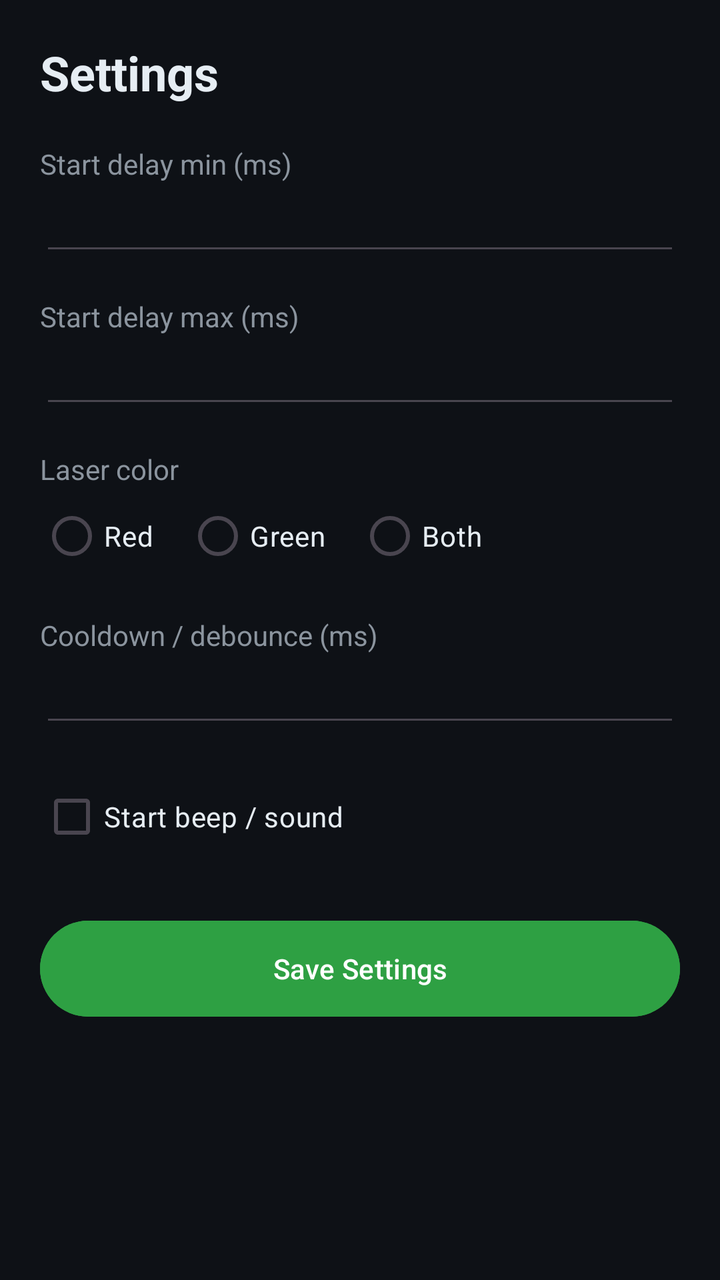
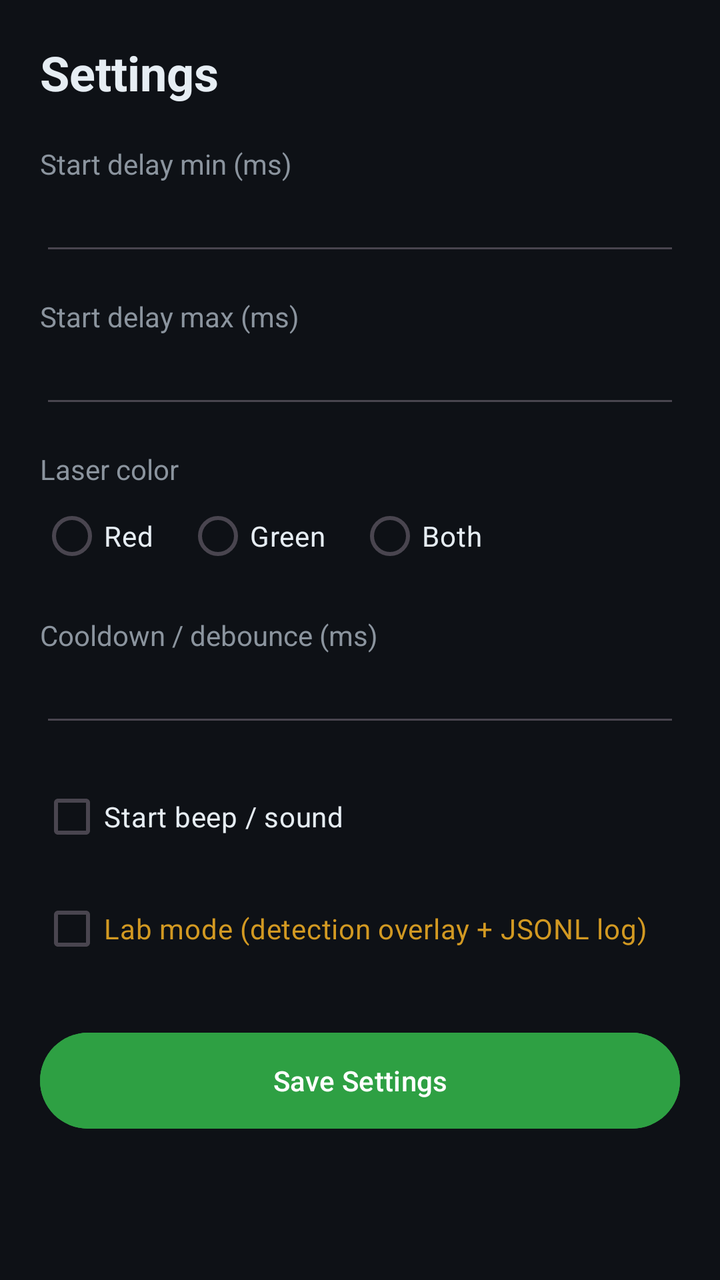

An Android layout rendered at two revisions. The XML below is the earlier revision; the diff shows what the commit changed to produce the second picture.
<!-- AndroidManifest.xml: application theme Theme.ShotTimer -->
<!-- res/layout/activity_settings.xml -->
<?xml version="1.0" encoding="utf-8"?>
<ScrollView xmlns:android="http://schemas.android.com/apk/res/android"
    android:layout_width="match_parent"
    android:layout_height="match_parent"
    android:background="@color/bg">

    <LinearLayout
        android:layout_width="match_parent"
        android:layout_height="wrap_content"
        android:orientation="vertical"
        android:padding="20dp">

        <TextView
            android:layout_width="wrap_content"
            android:layout_height="wrap_content"
            android:text="@string/settings"
            android:textColor="@color/on_surface"
            android:textSize="24sp"
            android:textStyle="bold"
            android:layout_marginBottom="20dp" />

        <TextView
            android:layout_width="wrap_content"
            android:layout_height="wrap_content"
            android:text="Start delay min (ms)"
            android:textColor="@color/muted" />
        <EditText
            android:id="@+id/editDelayMin"
            android:layout_width="match_parent"
            android:layout_height="wrap_content"
            android:inputType="number"
            android:textColor="@color/on_surface"
            android:layout_marginBottom="16dp" />

        <TextView
            android:layout_width="wrap_content"
            android:layout_height="wrap_content"
            android:text="Start delay max (ms)"
            android:textColor="@color/muted" />
        <EditText
            android:id="@+id/editDelayMax"
            android:layout_width="match_parent"
            android:layout_height="wrap_content"
            android:inputType="number"
            android:textColor="@color/on_surface"
            android:layout_marginBottom="16dp" />

        <TextView
            android:layout_width="wrap_content"
            android:layout_height="wrap_content"
            android:text="Laser color"
            android:textColor="@color/muted" />
        <RadioGroup
            android:id="@+id/radioColor"
            android:layout_width="match_parent"
            android:layout_height="wrap_content"
            android:orientation="horizontal"
            android:layout_marginBottom="16dp">
            <RadioButton android:id="@+id/colorRed"   android:layout_width="wrap_content" android:layout_height="wrap_content" android:text="Red"   android:textColor="@color/on_surface" />
            <RadioButton android:id="@+id/colorGreen" android:layout_width="wrap_content" android:layout_height="wrap_content" android:text="Green" android:textColor="@color/on_surface" android:layout_marginStart="16dp" />
            <RadioButton android:id="@+id/colorBoth"  android:layout_width="wrap_content" android:layout_height="wrap_content" android:text="Both"  android:textColor="@color/on_surface" android:layout_marginStart="16dp" />
        </RadioGroup>

        <TextView
            android:layout_width="wrap_content"
            android:layout_height="wrap_content"
            android:text="Cooldown / debounce (ms)"
            android:textColor="@color/muted" />
        <EditText
            android:id="@+id/editCooldown"
            android:layout_width="match_parent"
            android:layout_height="wrap_content"
            android:inputType="number"
            android:textColor="@color/on_surface"
            android:layout_marginBottom="16dp" />

        <CheckBox
            android:id="@+id/checkSound"
            android:layout_width="wrap_content"
            android:layout_height="wrap_content"
            android:text="Start beep / sound"
            android:textColor="@color/on_surface"
            android:layout_marginBottom="24dp" />

        <Button
            android:id="@+id/btnSaveSettings"
            android:layout_width="match_parent"
            android:layout_height="56dp"
            android:text="Save Settings"
            android:textColor="#FFFFFF"
            android:backgroundTint="@color/accent_green" />
    </LinearLayout>
</ScrollView>
<!-- resources referenced by this layout -->
<resources>
  <color name="accent_green">#2EA043</color>
  <color name="bg">#0E1116</color>
  <color name="muted">#8B949E</color>
  <color name="on_surface">#E6EDF3</color>
  <string name="settings">Settings</string>
  <style name="Theme.ShotTimer" parent="Theme.Material3.DayNight.NoActionBar">
          <item name="colorPrimary">@color/accent_green</item>
          <item name="colorPrimaryDark">@color/accent_green_dark</item>
          <item name="colorSecondary">@color/amber</item>
          <item name="android:colorBackground">@color/bg</item>
          <item name="colorSurface">@color/surface</item>
          <item name="colorOnSurface">@color/on_surface</item>
          <item name="android:statusBarColor">@color/bg</item>
          <item name="android:windowLightStatusBar">false</item>
      </style>
  <color name="accent_green_dark">#1F7A33</color>
  <color name="amber">#D29922</color>
  <color name="surface">#161B22</color>
</resources>

<!-- the commit's change to res/layout/activity_settings.xml (unified diff, before → after) -->
@@ -80,6 +80,14 @@
             android:layout_height="wrap_content"
             android:text="Start beep / sound"
             android:textColor="@color/on_surface"
+            android:layout_marginBottom="8dp" />
+
+        <CheckBox
+            android:id="@+id/checkLabMode"
+            android:layout_width="wrap_content"
+            android:layout_height="wrap_content"
+            android:text="Lab mode (detection overlay + JSONL log)"
+            android:textColor="@color/amber"
             android:layout_marginBottom="24dp" />
 
         <Button
